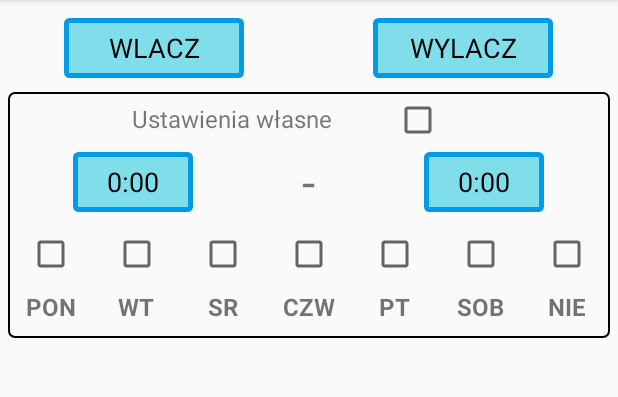
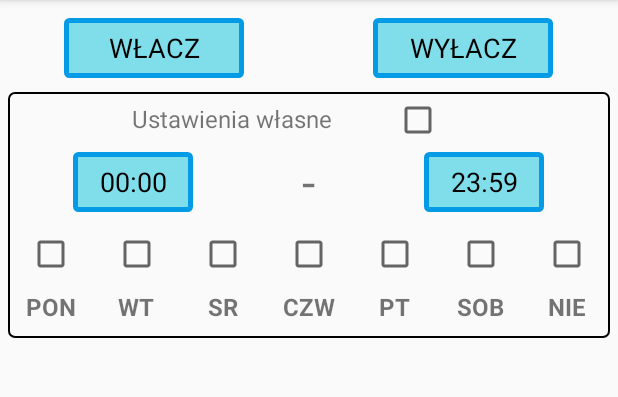
Before and after one commit to christopher2012/HomeControlAndroid, an Android app: the fragment MovementSensorSettingsFragment placed in its activity, on a phone screen of 412 x 824 dp, the part 84-481 px from its top. Run offline under Robolectric (Android 15) with nearby library versions, the phone set to English and light mode, and no system bars; our stand-ins replace ButterKnife; libraries missing offline, so code that uses them is left out: com.loopj.android, cz.msebera.android; 5 statements that could not run were skipped.

Commit message:
Implementaion custom settings for PIR sensor.

```diff
--- a/app/src/main/java/home/homecontrol/ActualStatus.java
+++ b/app/src/main/java/home/homecontrol/ActualStatus.java
@@ -14,7 +14,6 @@ public class ActualStatus {
     float insideTemperature;
     float outsideTemperature;
     MovementSensor movementAlarm;
-    MovementSensor autoSwitchOffLight;
     MovementSensor autoSwitchOnLight;
     boolean smokeAlarm;
     boolean monoxideAlarm;
@@ -68,14 +67,6 @@ public class ActualStatus {
         this.movementAlarm = movementAlarm;
     }
 
-    public MovementSensor getAutoSwitchOffLight() {
-        return autoSwitchOffLight;
-    }
-
-    public void setAutoSwitchOffLight(MovementSensor autoSwitchOffLight) {
-        this.autoSwitchOffLight = autoSwitchOffLight;
-    }
-
     public MovementSensor getAutoSwitchOnLight() {
         return autoSwitchOnLight;
     }
--- a/app/src/main/java/home/homecontrol/MainActivity.java
+++ b/app/src/main/java/home/homecontrol/MainActivity.java
@@ -4,6 +4,8 @@ import android.support.v7.app.AppCompatActivity;
 import android.os.Bundle;
 import android.view.Menu;
 import android.view.MenuItem;
+
+import org.joda.time.DateTime;
 
 import home.homecontrol.fragment.MainPanelFragment;
 import home.homecontrol.fragment.SettingsFragment;
@@ -20,7 +22,8 @@ public class MainActivity extends AppCompatActivity {
 
         getFragmentManager()
                 .beginTransaction()
-                .replace(R.id.mainFragmentContainer, new MainPanelFragment(), MainPanelFragment.FRAGMENT_TAG)
+                .replace(R.id.mainFragmentContainer, new MainPanelFragment(),
+                        MainPanelFragment.FRAGMENT_TAG)
                 .addToBackStack(MainPanelFragment.FRAGMENT_TAG)
                 .commit();
     }
@@ -28,12 +31,12 @@ public class MainActivity extends AppCompatActivity {
     public static void setExampleActualStatus() {
         actualStatus = new ActualStatus();
         actualStatus.setBrightness(0);
-        actualStatus.setInsideTemperature(0.0f);
-        actualStatus.setOutsideTemperature(0.0f);
-        MovementSensor movementSensor = new MovementSensor(false);
-        actualStatus.setMovementAlarm(movementSensor);
-        actualStatus.setAutoSwitchOffLight(movementSensor);
-        actualStatus.setAutoSwitchOnLight(movementSensor);
+        actualStatus.setInsideTemperature(0f);
+        actualStatus.setOutsideTemperature(0f);
+        MovementSensor movementSensorAlarm = new MovementSensor(false);
+        MovementSensor movementSensorLight = new MovementSensor(false);
+        actualStatus.setMovementAlarm(movementSensorAlarm);
+        actualStatus.setAutoSwitchOnLight(movementSensorLight);
         actualStatus.setSmokeAlarm(false);
         actualStatus.setMonoxideAlarm(false);
     }
--- a/app/src/main/java/home/homecontrol/MovementSensor.java
+++ b/app/src/main/java/home/homecontrol/MovementSensor.java
@@ -17,15 +17,35 @@ public class MovementSensor {
 
     }
 
+
+
     public MovementSensor(boolean isOn) {
         this.isOn = isOn;
         this.isCustomSettOn = false;
+        setSinceTime(new DateTime().withTime(0,0,0,0));
+        setToTime(new DateTime().withTime(23,59,0,0));
     }
 
     public MovementSensor(boolean isOn, boolean isCustomSettOn, int weekDays) {
         this.isOn = isOn;
         this.isCustomSettOn = isCustomSettOn;
         this.weekDays = weekDays;
+    }
+
+    public DateTime getSinceTime() {
+        return sinceTime;
+    }
+
+    public void setSinceTime(DateTime sinceTime) {
+        this.sinceTime = sinceTime;
+    }
+
+    public DateTime getToTime() {
+        return toTime;
+    }
+
+    public void setToTime(DateTime toTime) {
+        this.toTime = toTime;
     }
 
     public boolean isOn() {
--- a/app/src/main/java/home/homecontrol/fragment/ConnectionFragment.java
+++ b/app/src/main/java/home/homecontrol/fragment/ConnectionFragment.java
@@ -47,7 +47,6 @@ public class ConnectionFragment extends DialogFragment {
                 } catch (NumberFormatException e) {
 
                 }
-
                 if (ip < 255 && ip > 0) {
                     NetworkData.setIpSet(Integer.toString(ip));
                     callback.connectDevice();
--- a/app/src/main/java/home/homecontrol/fragment/MovementSensorSettingsFragment.java
+++ b/app/src/main/java/home/homecontrol/fragment/MovementSensorSettingsFragment.java
@@ -13,10 +13,13 @@ import android.widget.CheckBox;
 
 import org.joda.time.DateTime;
 
+import java.text.SimpleDateFormat;
 import java.util.ArrayList;
+import java.util.Date;
 
 import butterknife.Bind;
 import butterknife.ButterKnife;
+import home.homecontrol.MainActivity;
 import home.homecontrol.MovementSensor;
 import home.homecontrol.R;
 
@@ -35,13 +38,15 @@ public class MovementSensorSettingsFragment extends DialogFragment
     private static final String LOG_TAG = MovementSensorSettingsFragment.class.getName();
     ArrayList<CheckBox> checkBoxes;
     ArrayList<Integer> binaryWeeks;
-    static int MONDAY = 0xb1000000;
-    static int TUESDAY = 0xb0100000;
-    static int WEDNESDAY = 0xb0010000;
-    static int THURSDAY = 0xb0001000;
-    static int FRIDAY = 0xb0000100;
-    static int SATURDAY = 0xb0000010;
-    static int SUNDAY = 0xb0000001;
+    static int MONDAY = 1;//0xb1000000;
+    static int TUESDAY = 2;//0xb0100000;
+    static int WEDNESDAY = 4;//0xb0010000;
+    static int THURSDAY = 8;//0xb0001000;
+    static int FRIDAY = 16;//0xb0000100;
+    static int SATURDAY = 32;//0xb0000010;
+    static int SUNDAY = 64;//0xb0000001;
+    DateTime sinceTime;
+    DateTime toTime;
 
     @Bind(R.id.onSwitchAlarmSettings)
     Button onSwitchAlarm;
@@ -112,6 +117,32 @@ public class MovementSensorSettingsFragment extends DialogFragment
         sinceTimeAlarm.setOnClickListener(this);
         toTimeAlarm.setOnClickListener(this);
 
+        int temp;
+        SimpleDateFormat sdf = new SimpleDateFormat("HH:mm");
+        if (getTargetRequestCode() == ALARM_REQUEST_CODE) {
+            toTimeAlarm.setText(sdf.format(MainActivity.actualStatus.getMovementAlarm().getToTime().getMillis()));
+            sinceTimeAlarm.setText(sdf.format(MainActivity.actualStatus.getMovementAlarm().getSinceTime().getMillis()));
+            customBox.setChecked(MainActivity.actualStatus.getMovementAlarm().isCustomSettOn());
+
+            Log.d(LOG_TAG, Integer.toBinaryString(MainActivity.actualStatus.getMovementAlarm().getWeekDays()));
+            temp = MainActivity.actualStatus.getMovementAlarm().getWeekDays();
+        } else {
+            toTimeAlarm.setText(sdf.format(MainActivity.actualStatus.getAutoSwitchOnLight().getToTime().getMillis()));
+            sinceTimeAlarm.setText(sdf.format(MainActivity.actualStatus.getAutoSwitchOnLight().getSinceTime().getMillis()));
+            customBox.setChecked(MainActivity.actualStatus.getMovementAlarm().isCustomSettOn());
+
+            Log.d(LOG_TAG, Integer.toBinaryString(MainActivity.actualStatus.getAutoSwitchOnLight().getWeekDays()));
+            temp = MainActivity.actualStatus.getAutoSwitchOnLight().getWeekDays();
+        }
+
+        for (int i = 0; i < binaryWeeks.size(); i++) {
+            Log.d(LOG_TAG, temp + "");
+            Log.d(LOG_TAG, Integer.toBinaryString(temp));
+            if ((temp & binaryWeeks.get(i)) != 0)
+                checkBoxes.get(i).setChecked(true);
+            else
+                checkBoxes.get(i).setChecked(false);
+        }
         return view;
     }
 
@@ -136,18 +167,48 @@ public class MovementSensorSettingsFragment extends DialogFragment
                 MovementSensor movementSensor = new MovementSensor(true);
                 int checkedBoxes = 0;
                 for (int i = 0; i < 7; i++) {
-                    if(checkBoxes.get(i).isChecked())
+                    if (checkBoxes.get(i).isChecked())
                         checkedBoxes |= binaryWeeks.get(i);
+                }
+                Log.d(LOG_TAG, "checkboxesValue: " + Integer.toBinaryString(checkedBoxes));
+                Log.d(LOG_TAG, "int boxes: " + checkedBoxes);
 
-                }
+                if (sinceTime != null) {
+                    movementSensor.setSinceTime(sinceTime);
+                } else
+                    movementSensor.setSinceTime(new DateTime().withTime(0, 0, 0, 0));
+                if (toTime != null) {
+                    movementSensor.setToTime(toTime);
+                } else
+                    movementSensor.setToTime(new DateTime().withTime(23, 59, 0, 0));
+
                 movementSensor.setWeekDays(checkedBoxes);
-                movementSensor.setIsCustomSettOn(customBox.isEnabled());
+                movementSensor.setIsCustomSettOn(customBox.isChecked());
                 callback.pitSetup(getTargetRequestCode(), movementSensor);
                 dismiss();
                 break;
             }
             case R.id.offSwitchAlarmSettings: {
                 MovementSensor movementSensor = new MovementSensor(false);
+                int checkedBoxes = 0;
+                for (int i = 0; i < 7; i++) {
+                    if (checkBoxes.get(i).isChecked())
+                        checkedBoxes |= binaryWeeks.get(i);
+                }
+                Log.d(LOG_TAG, "checkboxesValue: " + Integer.toBinaryString(checkedBoxes));
+                Log.d(LOG_TAG, "int boxes: " + checkedBoxes);
+
+                if (sinceTime != null) {
+                    movementSensor.setSinceTime(sinceTime);
+                } else
+                    movementSensor.setSinceTime(new DateTime().withTime(0, 0, 0, 0));
+                if (toTime != null) {
+                    movementSensor.setToTime(toTime);
+                } else
+                    movementSensor.setToTime(new DateTime().withTime(23, 59, 0, 0));
+
+                movementSensor.setWeekDays(checkedBoxes);
+                movementSensor.setIsCustomSettOn(customBox.isChecked());
                 callback.pitSetup(getTargetRequestCode(), movementSensor);
                 dismiss();
                 break;
@@ -164,9 +225,13 @@ public class MovementSensorSettingsFragment extends DialogFragment
     @Override
     public void timePick(int hour, int minute, int requestCode) {
         if (requestCode == SINCE_TIME_REQUEST_CODE) {
-
+            sinceTime = new DateTime().withTime(hour, minute, 0, 0);
+            SimpleDateFormat sdf = new SimpleDateFormat("HH:mm");
+            sinceTimeAlarm.setText(sdf.format(new Date(sinceTime.getMillis())));
         } else {
-
+            toTime = new DateTime().withTime(hour, minute, 0, 0);
+            SimpleDateFormat sdf = new SimpleDateFormat("HH:mm");
+            toTimeAlarm.setText(sdf.format(new Date(toTime.getMillis())));
         }
     }
 
--- a/app/src/main/res/layout/fragment_main_panel.xml
+++ b/app/src/main/res/layout/fragment_main_panel.xml
@@ -379,7 +379,7 @@
                                     android:layout_marginRight="8dp"
                                     android:layout_marginTop="2dp"
                                     android:gravity="center"
-                                    android:text="ALARM ON"
+                                    android:text="ALARM WŁ"
                                     android:textSize="14sp" />
 
                             </FrameLayout>
@@ -399,7 +399,7 @@
                                     android:layout_marginRight="8dp"
                                     android:layout_marginTop="2dp"
                                     android:gravity="center"
-                                    android:text="ALARM ON"
+                                    android:text="ALARM WŁ"
                                     android:textSize="14sp" />
 
                             </FrameLayout>
--- a/app/src/main/res/layout/fragment_movement_sensor_settings.xml
+++ b/app/src/main/res/layout/fragment_movement_sensor_settings.xml
@@ -1,7 +1,8 @@
 <?xml version="1.0" encoding="utf-8"?>
 <LinearLayout xmlns:android="http://schemas.android.com/apk/res/android"
     android:layout_width="match_parent"
-    android:layout_height="match_parent"
+    android:layout_height="wrap_content"
+    android:padding="0dp"
     android:orientation="vertical">
 
     <LinearLayout
@@ -22,7 +23,7 @@
                 android:layout_gravity="center"
                 android:layout_marginBottom="4dp"
                 android:layout_marginTop="4dp"
-                android:text="WLACZ"/>
+                android:text="WŁACZ"/>
 
         </FrameLayout>
 
@@ -38,7 +39,7 @@
                 android:layout_gravity="center"
                 android:layout_marginBottom="4dp"
                 android:layout_marginTop="4dp"
-                android:text="WYLACZ"/>
+                android:text="WYŁACZ"/>
 
         </FrameLayout>
 
```
Also changed, not shown: app/src/main/java/home/homecontrol/fragment/MainPanelFragment.java (+33 -52 lines), app/src/main/java/home/homecontrol/fragment/TemperatureFragment.java (+5 -17 lines), app/src/main/java/home/homecontrol/network/NetworkData.java (+14 -9 lines), app/src/main/res/layout/fragment_connection.xml (+6 -5 lines), app/src/main/res/values-v21/styles.xml (+12 -0 lines), app/src/main/res/values/themes_apptheme.xml (+11 -0 lines), app/src/main/res/drawable-mdpi/apptheme_scrubber_track_holo_light.9.png, 1 other file.
